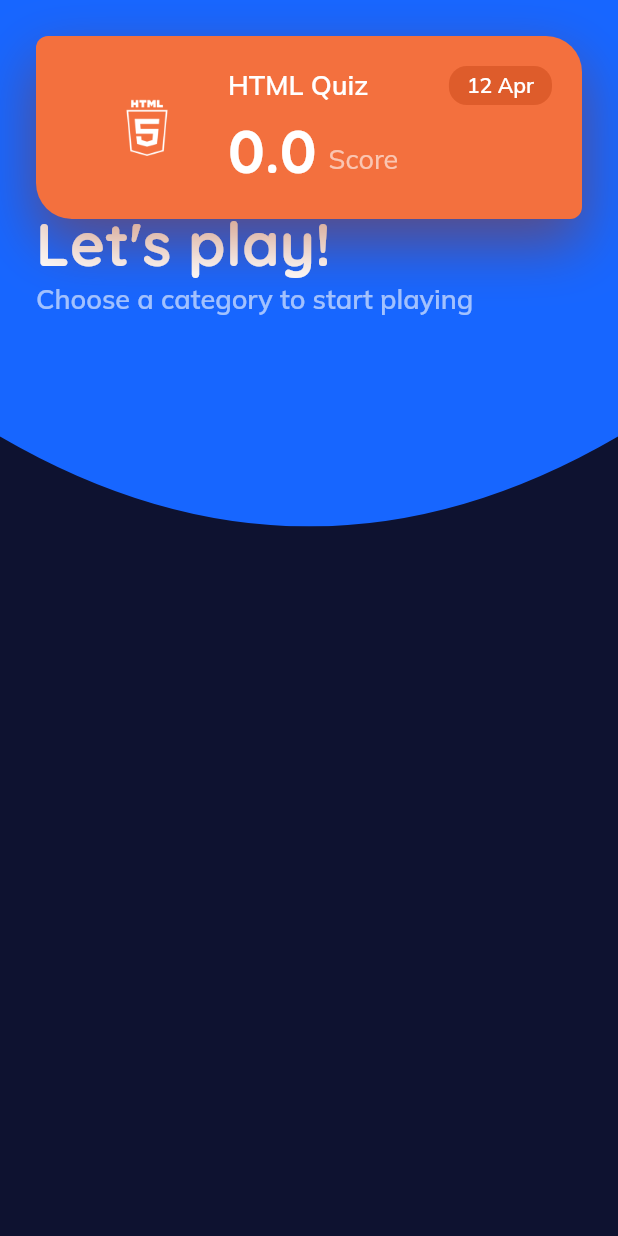
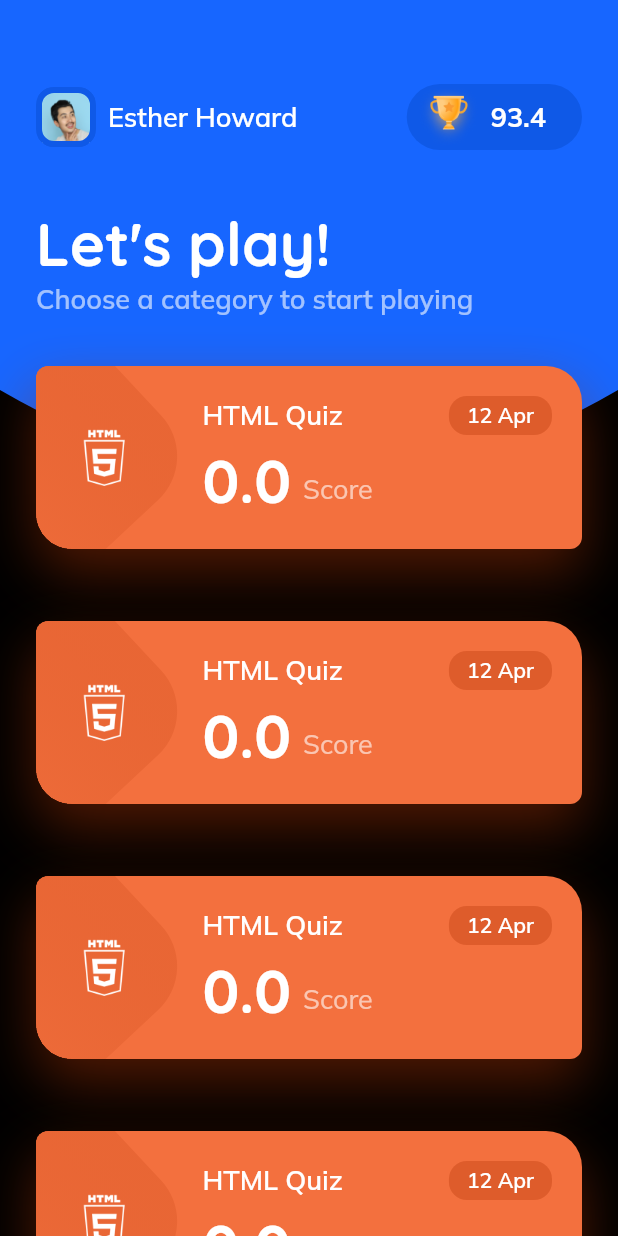
Before and after one commit to andresnascimento/code-quiz, a Flutter app: the screen it shows after launch, on a phone screen of 412 x 824 dp. Run offline on Flutter 3.47's test engine with Material 2 defaults, Android fonts, the phone set to English and light mode, and no system bars; our stand-ins replace google_fonts.

Commit message:
category card layout, stack itens fix

```diff
--- a/lib/screens/home_screen.dart
+++ b/lib/screens/home_screen.dart
@@ -17,14 +17,34 @@ class HomePage extends StatelessWidget {
     final questionsData = Provider.of<Questions>(context);
     return Scaffold(
       backgroundColor: kColorBlack,
-      body: SingleChildScrollView(
-          child: Stack(
-        children: <Widget>[
-          // TODO fix the stack
-          HomeScreenTitle(),
-          CategoryList(),
-        ],
-      )),
+      body: Container(
+        color: Colors.black,
+        height: double.infinity,
+        child: Stack(
+          // fit: StackFit.expand,
+          children: <Widget>[
+            Container(
+              child: HomeScreenTitle(),
+              // height: 300,
+            ),
+            Positioned(
+              top: 220,
+              child: Column(
+                // TODO fix the scrooll
+                children: [
+                  CategoryList(),
+                  CategoryList(),
+                  CategoryList(),
+                  CategoryList(),
+                  CategoryList(),
+                  CategoryList(),
+                  CategoryList(),
+                ],
+              ),
+            ),
+          ],
+        ),
+      ),
     );
   }
 }
--- a/lib/widgets/category_list_widget.dart
+++ b/lib/widgets/category_list_widget.dart
@@ -1,15 +1,17 @@
 import 'package:flutter/material.dart';
 import 'package:google_fonts/google_fonts.dart';
+import 'dart:math' as math;
 
 import '../models/app_constants.dart';
 
 class CategoryList extends StatelessWidget {
   @override
   Widget build(BuildContext context) {
-    return Column(
-      children: <Widget>[
-        Container(
-          padding: EdgeInsets.all(20),
+    double widthContainer = MediaQuery.of(context).size.width - 48;
+    return Container(
+      clipBehavior: Clip.hardEdge,
+      width: widthContainer,
+      // padding: EdgeInsets.all(20),
       margin: EdgeInsets.all(24),
       decoration: BoxDecoration(
         color: Color.fromRGBO(243, 112, 62, 1),
@@ -23,12 +25,42 @@ class CategoryList extends StatelessWidget {
           BoxShadow(
             color: Color.fromRGBO(159, 48, 5, 0.5),
             blurRadius: 32,
-                    offset: Offset(0, 16))
-              ]),
+            offset: Offset(0, 16),
+          )
+        ],
+      ),
       child: Row(
         children: <Widget>[
           Expanded(
             child: Container(
+              alignment: Alignment.center,
+              child: Stack(
+                clipBehavior: Clip.none,
+                children: <Widget>[
+                  Positioned(
+                    left: -115,
+                    bottom: -60,
+                    child: Transform.rotate(
+                      angle: -95,
+                      child: Container(
+                        height: 130,
+                        width: 180,
+                        decoration: BoxDecoration(
+                          borderRadius: BorderRadius.circular(40),
+                          gradient: LinearGradient(
+                            begin: Alignment.topLeft,
+                            end: Alignment.topRight,
+                            colors: [
+                              Color.fromRGBO(243, 112, 62, 1),
+                              Color.fromRGBO(222, 92, 43, 0.5),
+                            ],
+                          ),
+                        ),
+                      ),
+                    ),
+                  ),
+                  Container(
+                    alignment: Alignment.center,
                     height: 40,
                     width: 40,
                     decoration: BoxDecoration(
@@ -38,11 +70,15 @@ class CategoryList extends StatelessWidget {
                       ),
                     ),
                   ),
+                ],
+              ),
+            ),
           ),
           Expanded(
-                flex: 2,
+            flex: 3,
+            child: Container(
+              padding: EdgeInsets.all(20),
               child: Column(
-                  crossAxisAlignment: CrossAxisAlignment.stretch,
                 children: <Widget>[
                   Row(
                     children: <Widget>[
@@ -77,7 +113,8 @@ class CategoryList extends StatelessWidget {
                           style: GoogleFonts.mulish(
                             textStyle: kTextBody.copyWith(
                               color: Color.fromRGBO(255, 255, 255, 0.6),
-                                  fontWeight: FontWeight.normal),
+                              fontWeight: FontWeight.normal,
+                            ),
                           ),
                         ),
                       ),
@@ -86,10 +123,95 @@ class CategoryList extends StatelessWidget {
                 ],
               ),
             ),
+          )
         ],
       ),
-        ),
-      ],
     );
+    // Column(
+    //   children: <Widget>[
+    //     Container(
+    //       padding: EdgeInsets.all(20),
+    //       margin: EdgeInsets.all(24),
+    //       decoration: BoxDecoration(
+    //           color: Color.fromRGBO(243, 112, 62, 1),
+    //           borderRadius: BorderRadius.only(
+    //             topLeft: Radius.circular(8.0),
+    //             topRight: Radius.circular(24.0),
+    //             bottomLeft: Radius.circular(24.0),
+    //             bottomRight: Radius.circular(8.0),
+    //           ),
+    //           boxShadow: [
+    //             BoxShadow(
+    //                 color: Color.fromRGBO(159, 48, 5, 0.5),
+    //                 blurRadius: 32,
+    //                 offset: Offset(0, 16))
+    //           ]),
+    //       child: Row(
+    //         children: <Widget>[
+    //           Expanded(
+    //             child: Container(
+    //               height: 40,
+    //               width: 40,
+    //               decoration: BoxDecoration(
+    //                 image: DecorationImage(
+    //                   fit: BoxFit.fitHeight,
+    //                   image: ExactAssetImage('assets/images/html.png'),
+    //                 ),
+    //               ),
+    //             ),
+    //           ),
+    //           Expanded(
+    //             flex: 2,
+    //             child: Column(
+    //               crossAxisAlignment: CrossAxisAlignment.stretch,
+    //               children: <Widget>[
+    //                 Row(
+    //                   children: <Widget>[
+    //                     Expanded(
+    //                       child: Text(
+    //                         'HTML Quiz',
+    //                         style: GoogleFonts.mulish(textStyle: kTextBody),
+    //                       ),
+    //                     ),
+    //                     Container(
+    //                       padding:
+    //                           EdgeInsets.symmetric(vertical: 4, horizontal: 12),
+    //                       decoration: BoxDecoration(
+    //                         color: Color.fromRGBO(222, 92, 43, 1),
+    //                         borderRadius: BorderRadius.circular(12.0),
+    //                       ),
+    //                       child: Text(
+    //                         '12 Apr',
+    //                         style: GoogleFonts.mulish(textStyle: kTextBodySm),
+    //                       ),
+    //                     )
+    //                   ],
+    //                 ),
+    //                 Row(
+    //                   children: <Widget>[
+    //                     Text('0.0',
+    //                         style: GoogleFonts.quicksand(textStyle: kHeaderLg)),
+    //                     Container(
+    //                       padding: EdgeInsets.fromLTRB(8, 16, 0, 0),
+    //                       child: Text(
+    //                         'Score',
+    //                         style: GoogleFonts.mulish(
+    //                           textStyle: kTextBody.copyWith(
+    //                             color: Color.fromRGBO(255, 255, 255, 0.6),
+    //                             fontWeight: FontWeight.normal,
+    //                           ),
+    //                         ),
+    //                       ),
+    //                     ),
+    //                   ],
+    //                 ),
+    //               ],
+    //             ),
+    //           ),
+    //         ],
+    //       ),
+    //     ),
+    //   ],
+    // );
   }
 }
--- a/lib/widgets/home_title_widget.dart
+++ b/lib/widgets/home_title_widget.dart
@@ -9,6 +9,7 @@ class HomeScreenTitle extends StatelessWidget {
     return ClipPath(
       clipper: ClippingClass(),
       child: Container(
+        height: 320,
         child: Container(
           padding: EdgeInsets.fromLTRB(24, 56, 24, 80),
           decoration: BoxDecoration(
@@ -79,7 +80,7 @@ class HomeScreenTitle extends StatelessWidget {
                 ],
               ),
               Container(
-                padding: EdgeInsets.fromLTRB(0, 32, 0, 60),
+                padding: EdgeInsets.fromLTRB(0, 32, 0, 10),
                 decoration: BoxDecoration(
                   borderRadius: BorderRadius.only(
                       bottomRight: Radius.circular(100.0),
```
Lines whose indentation alone changed are shown as unchanged.
